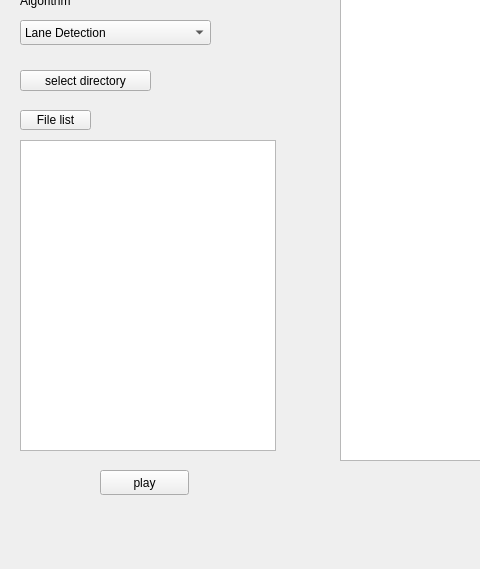
Old version of the form GroundStation/Algorithmtest/mainwindow.ui in the repository dazory/diva2; both pictures show x 0 to 480 and y 207 to 776 of the 1512 by 776 pixel window.
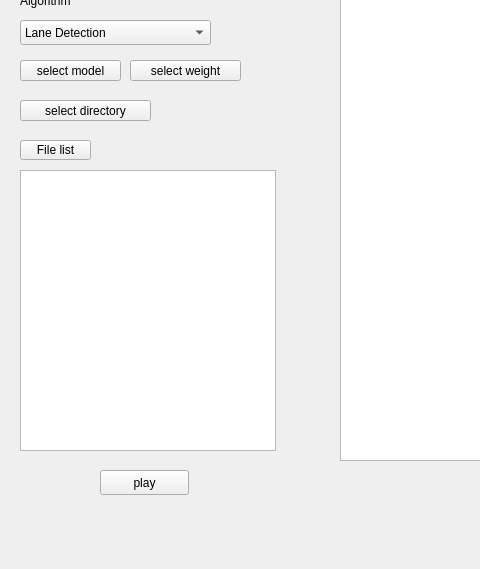
New version of the form.

Commit message: add select model, select weight

```diff
--- a/GroundStation/Algorithmtest/mainwindow.ui
+++ b/GroundStation/Algorithmtest/mainwindow.ui
@@ -170,7 +170,7 @@
     <property name="geometry">
      <rect>
       <x>20</x>
-      <y>300</y>
+      <y>330</y>
       <width>71</width>
       <height>20</height>
      </rect>
@@ -183,7 +183,7 @@
     <property name="geometry">
      <rect>
       <x>20</x>
-      <y>260</y>
+      <y>290</y>
       <width>131</width>
       <height>21</height>
      </rect>
@@ -196,12 +196,38 @@
     <property name="geometry">
      <rect>
       <x>20</x>
-      <y>330</y>
+      <y>360</y>
       <width>256</width>
-      <height>311</height>
+      <height>281</height>
      </rect>
     </property>
    </widget>
+   <widget class="QPushButton" name="pushButton_3">
+    <property name="geometry">
+     <rect>
+      <x>20</x>
+      <y>250</y>
+      <width>101</width>
+      <height>21</height>
+     </rect>
+    </property>
+    <property name="text">
+     <string>select model</string>
+    </property>
+   </widget>
+   <widget class="QPushButton" name="pushButton_4">
+    <property name="geometry">
+     <rect>
+      <x>130</x>
+      <y>250</y>
+      <width>111</width>
+      <height>21</height>
+     </rect>
+    </property>
+    <property name="text">
+     <string>select weight</string>
+    </property>
+   </widget>
   </widget>
   <widget class="QMenuBar" name="menubar">
    <property name="geometry">
```
The commit also changes 8 other files.
